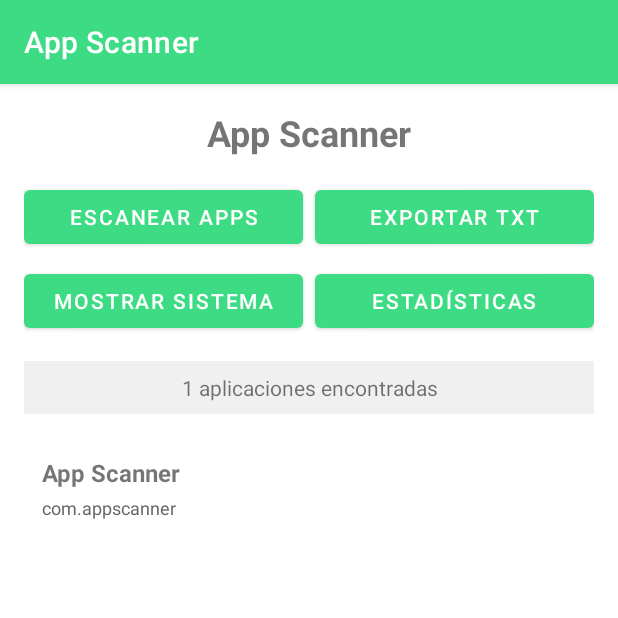
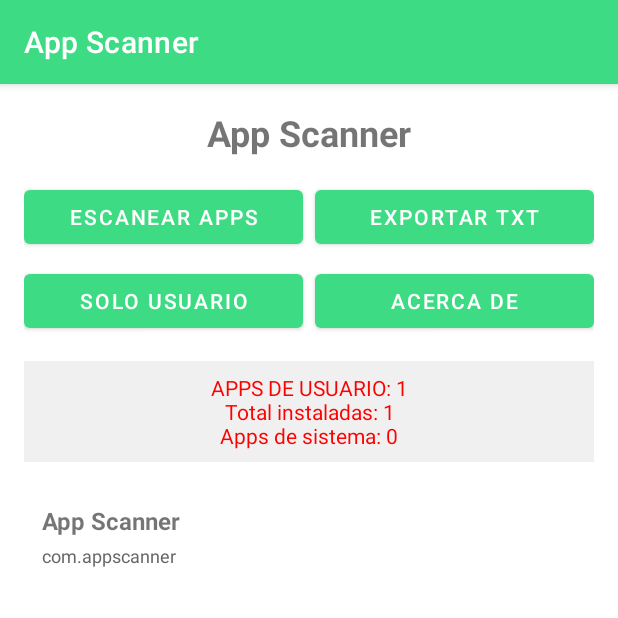
Before and after one commit to Romaster1985/App-List-Generator, an Android app: the screen it shows after launch (MainActivity), after a tap on "ESCANEAR APPS", on a phone screen of 412 x 824 dp, the top half of it. Run offline under Robolectric (Android 15) with nearby library versions, the light colour scheme and no system bars.

Commit message:
Codigo Mejorado

```diff
--- a/app/src/main/java/com/appscanner/MainActivity.java
+++ b/app/src/main/java/com/appscanner/MainActivity.java
@@ -5,6 +5,7 @@ import android.content.ContentValues;
 import android.content.pm.ApplicationInfo;
 import android.content.pm.PackageInfo;
 import android.content.pm.PackageManager;
+import android.graphics.Color;
 import android.net.Uri;
 import android.os.Build;
 import android.os.Bundle;
@@ -14,6 +15,7 @@ import android.widget.Button;
 import android.widget.TextView;
 import android.widget.Toast;
 
+import androidx.appcompat.app.AlertDialog;
 import androidx.appcompat.app.AppCompatActivity;
 import androidx.recyclerview.widget.LinearLayoutManager;
 import androidx.recyclerview.widget.RecyclerView;
@@ -30,11 +32,11 @@ public class MainActivity extends AppCompatActivity {
 
     private RecyclerView recyclerView;
     private AppAdapter adapter;
-    private Button scanButton, exportButton, filterButton, statsButton;
+    private Button scanButton, exportButton, filterButton, aboutButton;
     private TextView statsText;
 
     private List<AppInfo> allApps = new ArrayList<>();
-    private boolean showSystemApps = false;
+    private int filterState = 0; // 0: Solo usuario, 1: Solo sistema, 2: Todas
 
     @Override
     protected void onCreate(Bundle savedInstanceState) {
@@ -44,6 +46,7 @@ public class MainActivity extends AppCompatActivity {
         initializeViews();
         setupRecyclerView();
         setupClickListeners();
+        updateFilterButtonText();
     }
 
     private void initializeViews() {
@@ -51,8 +54,11 @@ public class MainActivity extends AppCompatActivity {
         scanButton = findViewById(R.id.scanButton);
         exportButton = findViewById(R.id.exportButton);
         filterButton = findViewById(R.id.filterButton);
-        statsButton = findViewById(R.id.statsButton);
+        aboutButton = findViewById(R.id.statsButton);
         statsText = findViewById(R.id.statsText);
+
+        // Cambiar texto del botón de estadísticas a "ACERCA DE"
+        aboutButton.setText("ACERCA DE");
     }
 
     private void setupRecyclerView() {
@@ -65,18 +71,18 @@ public class MainActivity extends AppCompatActivity {
         scanButton.setOnClickListener(v -> scanApps());
         exportButton.setOnClickListener(v -> exportToFile());
         filterButton.setOnClickListener(v -> toggleFilter());
-        statsButton.setOnClickListener(v -> showStatistics());
+        aboutButton.setOnClickListener(v -> showAboutDialog());
     }
 
     private void scanApps() {
         scanButton.setEnabled(false);
-    statsText.setText(getString(R.string.scanning));
+        statsText.setText("Escaneando aplicaciones...");
+        statsText.setTextColor(Color.BLACK);
 
         new Thread(() -> {
             PackageManager pm = getPackageManager();
             List<PackageInfo> packages;
 
-        // MEJORAR: Usar flags más específicos
             if (Build.VERSION.SDK_INT >= Build.VERSION_CODES.R) {
                 packages = pm.getInstalledPackages(PackageManager.MATCH_ALL);
             } else {
@@ -87,8 +93,6 @@ public class MainActivity extends AppCompatActivity {
             for (PackageInfo packageInfo : packages) {
                 String appName = packageInfo.applicationInfo.loadLabel(pm).toString();
                 String packageName = packageInfo.packageName;
-
-            // MEJORAR: Detección más precisa de apps de sistema
                 boolean isSystemApp = (packageInfo.applicationInfo.flags & ApplicationInfo.FLAG_SYSTEM) != 0
                                    || (packageInfo.applicationInfo.flags & ApplicationInfo.FLAG_UPDATED_SYSTEM_APP) != 0;
 
@@ -105,28 +109,77 @@ public class MainActivity extends AppCompatActivity {
     }
 
     private void toggleFilter() {
-        showSystemApps = !showSystemApps;
-        filterButton.setText(showSystemApps ?
-            getString(R.string.show_user_apps) :
-            getString(R.string.show_all_apps));
+        filterState = (filterState + 1) % 3; // Ciclar entre 0, 1, 2
+        updateFilterButtonText();
         applyFilter();
+    }
+
+    private void updateFilterButtonText() {
+        switch (filterState) {
+            case 0:
+                filterButton.setText("SOLO USUARIO");
+                break;
+            case 1:
+                filterButton.setText("SOLO SISTEMA");
+                break;
+            case 2:
+                filterButton.setText("MOSTRAR TODAS");
+                break;
+        }
     }
 
     private void applyFilter() {
         List<AppInfo> filteredApps = new ArrayList<>();
         for (AppInfo app : allApps) {
-            if (showSystemApps || !app.isSystemApp()) {
+            switch (filterState) {
+                case 0: // Solo usuario
+                    if (!app.isSystemApp()) {
                         filteredApps.add(app);
+                    }
+                    break;
+                case 1: // Solo sistema
+                    if (app.isSystemApp()) {
+                        filteredApps.add(app);
+                    }
+                    break;
+                case 2: // Mostrar todas
+                    filteredApps.add(app);
+                    break;
             }
         }
         adapter.updateAppList(filteredApps);
         updateStats();
     }
 
-    private void showStatistics() {
+    private void showAboutDialog() {
+        AlertDialog.Builder builder = new AlertDialog.Builder(this);
+        builder.setTitle("Acerca de App Scanner");
+        builder.setMessage(
+            "Autor: Romaster1985\n\n" +
+            "e-mail: roman.ignacio.romero@gmail.com\n\n" +
+            "GitHub: https://github.com/Romaster1985/App-List-Generator.git\n\n" +
+            "Agradecimientos:\n" +
+            "• Deepseek\n" +
+            "• ChatGPT\n" +
+            "• Replit Bots"
+        );
+        builder.setPositiveButton("CERRAR", (dialog, which) -> dialog.dismiss());
+        builder.setCancelable(true);
+
+        AlertDialog dialog = builder.create();
+        dialog.show();
+    }
+
+    private void updateStats() {
+        if (allApps.isEmpty()) {
+            statsText.setText("Presiona 'ESCANEAR APPS' para comenzar");
+            statsText.setTextColor(Color.BLACK);
+            return;
+        }
+
         int totalApps = allApps.size();
+        int userApps = 0;
         int systemApps = 0;
-        int userApps = 0;
 
         for (AppInfo app : allApps) {
             if (app.isSystemApp()) {
@@ -136,16 +189,35 @@ public class MainActivity extends AppCompatActivity {
             }
         }
 
-        String stats = String.format(Locale.getDefault(),
-            "Total: %d\nUsuario: %d\nSistema: %d",
-            totalApps, userApps, systemApps);
-
-        statsText.setText(stats);
+        String statsTextContent;
+        switch (filterState) {
+            case 0: // Solo usuario
+                statsTextContent = String.format(Locale.getDefault(),
+                    "APPS DE USUARIO: %d\n" +
+                    "Total instaladas: %d\n" +
+                    "Apps de sistema: %d",
+                    adapter.getItemCount(), totalApps, systemApps);
+                break;
+            case 1: // Solo sistema
+                statsTextContent = String.format(Locale.getDefault(),
+                    "APPS DE SISTEMA: %d\n" +
+                    "Total instaladas: %d\n" +
+                    "Apps de usuario: %d",
+                    adapter.getItemCount(), totalApps, userApps);
+                break;
+            case 2: // Mostrar todas
+                statsTextContent = String.format(Locale.getDefault(),
+                    "TODAS LAS APPS: %d\n" +
+                    "• Usuario: %d\n" +
+                    "• Sistema: %d",
+                    adapter.getItemCount(), userApps, systemApps);
+                break;
+            default:
+                statsTextContent = "Error en filtro";
         }
 
-    private void updateStats() {
-        int visibleCount = adapter.getItemCount();
-        statsText.setText(getString(R.string.apps_found, visibleCount));
+        statsText.setText(statsTextContent);
+        statsText.setTextColor(Color.RED);
     }
 
     private void exportToFile() {
@@ -230,7 +302,7 @@ public class MainActivity extends AppCompatActivity {
             exportButton.setEnabled(true);
 
             if (success) {
-                statsText.setText("Exportación completada");
+                updateStats(); // Actualizar estadísticas después de exportar
             }
         });
     }
--- a/app/src/main/res/values/strings.xml
+++ b/app/src/main/res/values/strings.xml
@@ -5,4 +5,5 @@
     <string name="apps_found">%d aplicaciones encontradas</string>
     <string name="show_all_apps">Mostrar Todas</string>
     <string name="show_user_apps">Solo Usuario</string>
+    <string name="show_system_apps">Solo Sistema</string>
 </resources>
```
Lines whose indentation alone changed are shown as unchanged.
